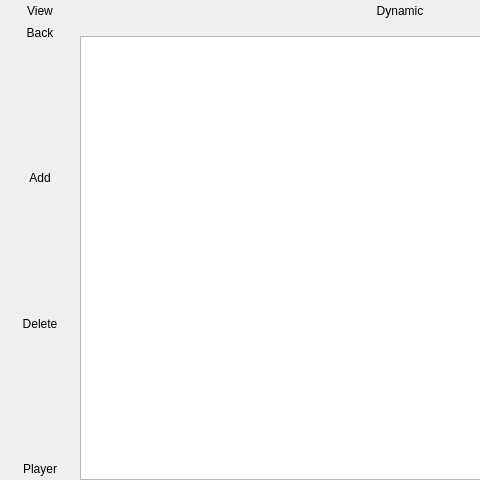
Before: the Qt Designer form src/ui/libraryform.ui in niktischenko/someplayer, drawn with Qt 5; both pictures show x 0 to 480 and y 0 to 480 of the 800 by 480 pixel window.
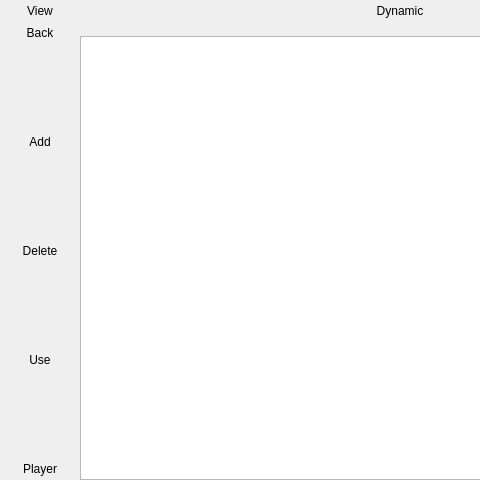
After: the same form once the commit is applied.

The edit to the form file:
```diff
--- a/src/ui/libraryform.ui
+++ b/src/ui/libraryform.ui
@@ -180,6 +180,29 @@
          </property>
         </widget>
        </item>
+       <item>
+        <spacer name="verticalSpacer_4">
+         <property name="orientation">
+          <enum>Qt::Vertical</enum>
+         </property>
+         <property name="sizeHint" stdset="0">
+          <size>
+           <width>20</width>
+           <height>40</height>
+          </size>
+         </property>
+        </spacer>
+       </item>
+       <item>
+        <widget class="QPushButton" name="useButton">
+         <property name="text">
+          <string>Use</string>
+         </property>
+         <property name="flat">
+          <bool>true</bool>
+         </property>
+        </widget>
+       </item>
        <item>
         <spacer name="verticalSpacer_3">
          <property name="orientation">
```
